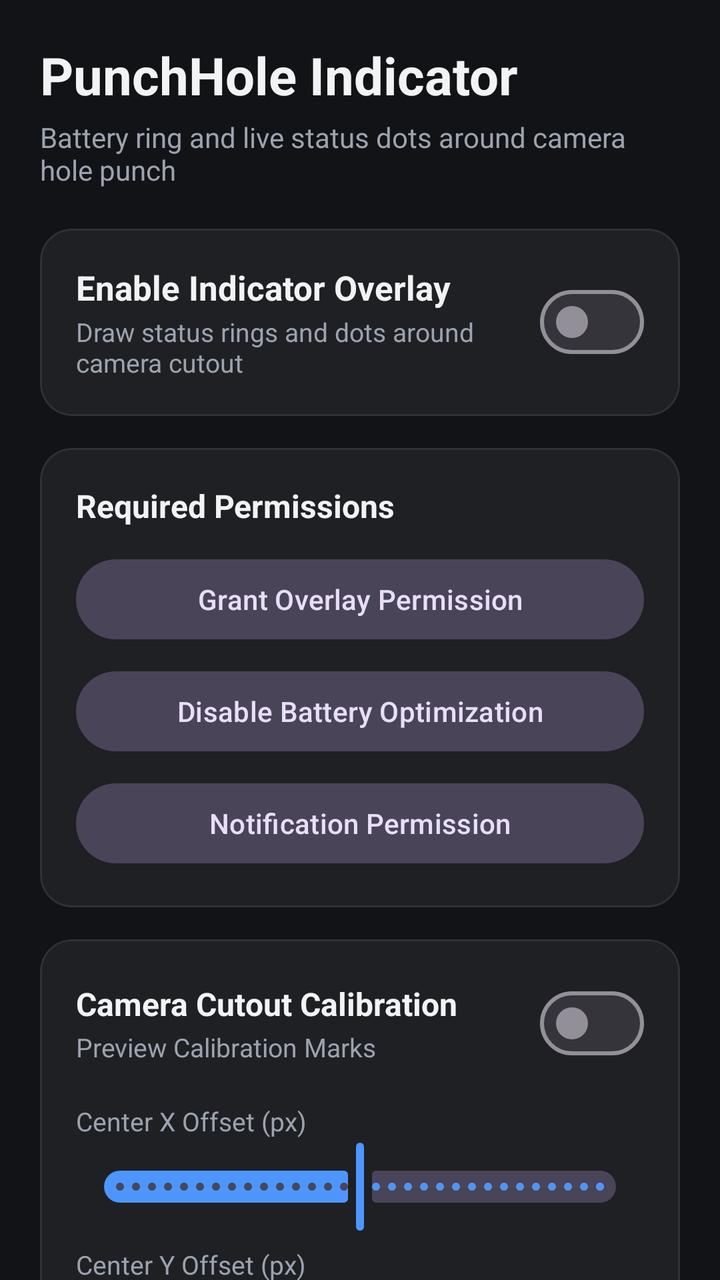
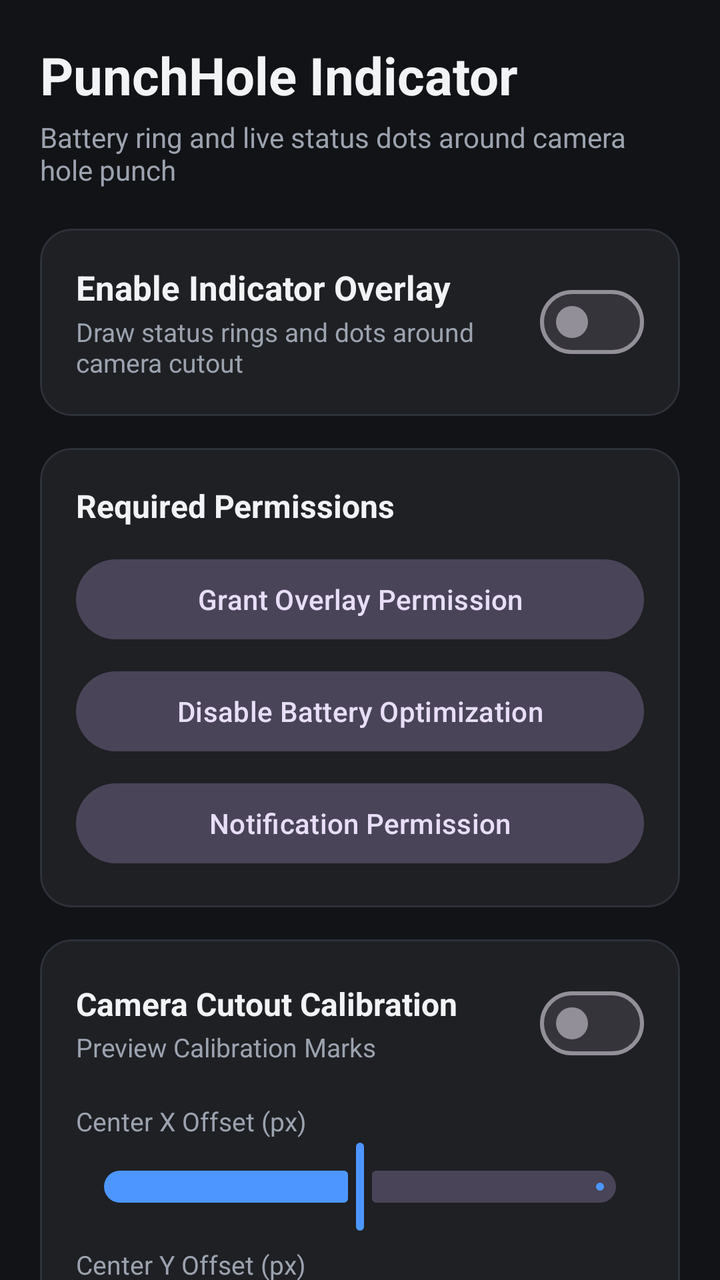

Screens rendered from an Android XML layout before and after an edit, with the pre-edit source and the edit as a unified diff.
<!-- AndroidManifest.xml: application theme Theme.HolePunchIndicator -->
<!-- res/layout/activity_main.xml -->
<?xml version="1.0" encoding="utf-8"?>
<androidx.core.widget.NestedScrollView xmlns:android="http://schemas.android.com/apk/res/android"
    xmlns:app="http://schemas.android.com/apk/res-auto"
    xmlns:tools="http://schemas.android.com/tools"
    android:layout_width="match_parent"
    android:layout_height="match_parent"
    android:background="@color/bg_dark"
    android:fillViewport="true">

    <LinearLayout
        android:layout_width="match_parent"
        android:layout_height="wrap_content"
        android:orientation="vertical"
        android:padding="20dp">

        
        <TextView
            android:layout_width="wrap_content"
            android:layout_height="wrap_content"
            android:text="@string/app_name"
            android:textColor="@color/text_primary"
            android:textSize="26sp"
            android:textStyle="bold" />

        <TextView
            android:layout_width="wrap_content"
            android:layout_height="wrap_content"
            android:layout_marginTop="4dp"
            android:text="Battery ring and live status dots around camera hole punch"
            android:textColor="@color/text_secondary"
            android:textSize="14sp" />

        
        <com.google.android.material.card.MaterialCardView
            android:layout_width="match_parent"
            android:layout_height="wrap_content"
            android:layout_marginTop="20dp"
            app:cardBackgroundColor="@color/card_dark"
            app:cardCornerRadius="16dp"
            app:cardElevation="0dp"
            app:strokeColor="@color/card_stroke"
            app:strokeWidth="1dp">

            <LinearLayout
                android:layout_width="match_parent"
                android:layout_height="wrap_content"
                android:gravity="center_vertical"
                android:orientation="horizontal"
                android:padding="18dp">

                <LinearLayout
                    android:layout_width="0dp"
                    android:layout_height="wrap_content"
                    android:layout_weight="1"
                    android:orientation="vertical">

                    <TextView
                        android:layout_width="wrap_content"
                        android:layout_height="wrap_content"
                        android:text="@string/enable_service"
                        android:textColor="@color/text_primary"
                        android:textSize="17sp"
                        android:textStyle="bold" />

                    <TextView
                        android:layout_width="wrap_content"
                        android:layout_height="wrap_content"
                        android:layout_marginTop="2dp"
                        android:text="@string/enable_service_desc"
                        android:textColor="@color/text_secondary"
                        android:textSize="13sp" />
                </LinearLayout>

                <com.google.android.material.materialswitch.MaterialSwitch
                    android:id="@+id/switchMaster"
                    android:layout_width="wrap_content"
                    android:layout_height="wrap_content" />
            </LinearLayout>
        </com.google.android.material.card.MaterialCardView>

        
        <com.google.android.material.card.MaterialCardView
            android:id="@+id/cardPermissions"
            android:layout_width="match_parent"
            android:layout_height="wrap_content"
            android:layout_marginTop="16dp"
            app:cardBackgroundColor="@color/card_dark"
            app:cardCornerRadius="16dp"
            app:cardElevation="0dp"
            app:strokeColor="@color/card_stroke"
            app:strokeWidth="1dp">

            <LinearLayout
                android:layout_width="match_parent"
                android:layout_height="wrap_content"
                android:orientation="vertical"
                android:padding="18dp">

                <TextView
                    android:layout_width="wrap_content"
                    android:layout_height="wrap_content"
                    android:text="@string/permissions_title"
                    android:textColor="@color/text_primary"
                    android:textSize="16sp"
                    android:textStyle="bold" />

                <com.google.android.material.button.MaterialButton
                    android:id="@+id/btnOverlayPermission"
                    style="@style/Widget.Material3.Button.TonalButton"
                    android:layout_width="match_parent"
                    android:layout_height="wrap_content"
                    android:layout_marginTop="12dp"
                    android:text="@string/overlay_perm_btn" />

                <com.google.android.material.button.MaterialButton
                    android:id="@+id/btnBatteryOpt"
                    style="@style/Widget.Material3.Button.TonalButton"
                    android:layout_width="match_parent"
                    android:layout_height="wrap_content"
                    android:layout_marginTop="8dp"
                    android:text="@string/battery_opt_btn" />

                <com.google.android.material.button.MaterialButton
                    android:id="@+id/btnNotificationPerm"
                    style="@style/Widget.Material3.Button.TonalButton"
                    android:layout_width="match_parent"
                    android:layout_height="wrap_content"
                    android:layout_marginTop="8dp"
                    android:text="@string/notification_perm_btn" />
            </LinearLayout>
        </com.google.android.material.card.MaterialCardView>

        
        <com.google.android.material.card.MaterialCardView
            android:layout_width="match_parent"
            android:layout_height="wrap_content"
            android:layout_marginTop="16dp"
            app:cardBackgroundColor="@color/card_dark"
            app:cardCornerRadius="16dp"
            app:cardElevation="0dp"
            app:strokeColor="@color/card_stroke"
            app:strokeWidth="1dp">

            <LinearLayout
                android:layout_width="match_parent"
                android:layout_height="wrap_content"
                android:orientation="vertical"
                android:padding="18dp">

                <LinearLayout
                    android:layout_width="match_parent"
                    android:layout_height="wrap_content"
                    android:gravity="center_vertical"
                    android:orientation="horizontal">

                    <LinearLayout
                        android:layout_width="0dp"
                        android:layout_height="wrap_content"
                        android:layout_weight="1"
                        android:orientation="vertical">

                        <TextView
                            android:layout_width="wrap_content"
                            android:layout_height="wrap_content"
                            android:text="@string/calibration_title"
                            android:textColor="@color/text_primary"
                            android:textSize="16sp"
                            android:textStyle="bold" />

                        <TextView
                            android:layout_width="wrap_content"
                            android:layout_height="wrap_content"
                            android:layout_marginTop="2dp"
                            android:text="@string/test_mode"
                            android:textColor="@color/text_secondary"
                            android:textSize="13sp" />
                    </LinearLayout>

                    <com.google.android.material.materialswitch.MaterialSwitch
                        android:id="@+id/switchTestMode"
                        android:layout_width="wrap_content"
                        android:layout_height="wrap_content" />
                </LinearLayout>

                
                <TextView
                    android:id="@+id/labelOffsetX"
                    android:layout_width="wrap_content"
                    android:layout_height="wrap_content"
                    android:layout_marginTop="16dp"
                    android:text="@string/pos_x"
                    android:textColor="@color/text_secondary"
                    android:textSize="13sp" />

                <com.google.android.material.slider.Slider
                    android:id="@+id/sliderOffsetX"
                    android:layout_width="match_parent"
                    android:layout_height="wrap_content"
                    android:valueFrom="-150.0"
                    android:valueTo="150.0"
                    android:stepSize="1.0"
                    android:value="0.0" />

                
                <TextView
                    android:id="@+id/labelOffsetY"
                    android:layout_width="wrap_content"
                    android:layout_height="wrap_content"
                    android:layout_marginTop="6dp"
                    android:text="@string/pos_y"
                    android:textColor="@color/text_secondary"
                    android:textSize="13sp" />

                <com.google.android.material.slider.Slider
                    android:id="@+id/sliderOffsetY"
                    android:layout_width="match_parent"
                    android:layout_height="wrap_content"
                    android:valueFrom="-150.0"
                    android:valueTo="150.0"
                    android:stepSize="1.0"
                    android:value="0.0" />

                
                <TextView
                    android:id="@+id/labelRadius"
                    android:layout_width="wrap_content"
                    android:layout_height="wrap_content"
                    android:layout_marginTop="6dp"
                    android:text="@string/cutout_radius"
                    android:textColor="@color/text_secondary"
                    android:textSize="13sp" />

                <com.google.android.material.slider.Slider
                    android:id="@+id/sliderRadius"
                    android:layout_width="match_parent"
                    android:layout_height="wrap_content"
                    android:valueFrom="10.0"
                    android:valueTo="35.0"
                    android:stepSize="0.5"
                    android:value="18.0" />

                
                <TextView
                    android:id="@+id/labelThickness"
                    android:layout_width="wrap_content"
                    android:layout_height="wrap_content"
                    android:layout_marginTop="6dp"
                    android:text="@string/ring_thickness"
                    android:textColor="@color/text_secondary"
                    android:textSize="13sp" />

                <com.google.android.material.slider.Slider
                    android:id="@+id/sliderThickness"
                    android:layout_width="match_parent"
                    android:layout_height="wrap_content"
                    android:valueFrom="1.5"
                    android:valueTo="10.0"
                    android:stepSize="0.5"
                    android:value="3.5" />

                
                <TextView
                    android:id="@+id/labelGap"
                    android:layout_width="wrap_content"
                    android:layout_height="wrap_content"
                    android:layout_marginTop="6dp"
                    android:text="@string/ring_gap"
                    android:textColor="@color/text_secondary"
                    android:textSize="13sp" />

                <com.google.android.material.slider.Slider
                    android:id="@+id/sliderGap"
                    android:layout_width="match_parent"
                    android:layout_height="wrap_content"
                    android:valueFrom="0.0"
                    android:valueTo="15.0"
                    android:stepSize="0.5"
                    android:value="3.0" />

                
                <TextView
                    android:id="@+id/labelDotDistance"
                    android:layout_width="wrap_content"
                    android:layout_height="wrap_content"
                    android:layout_marginTop="6dp"
                    android:text="@string/dot_distance"
                    android:textColor="@color/text_secondary"
                    android:textSize="13sp" />

                <com.google.android.material.slider.Slider
                    android:id="@+id/sliderDotDistance"
                    android:layout_width="match_parent"
                    android:layout_height="wrap_content"
                    android:valueFrom="15.0"
                    android:valueTo="50.0"
                    android:stepSize="0.5"
                    android:value="27.0" />

                
                <TextView
                    android:id="@+id/labelDotRadius"
                    android:layout_width="wrap_content"
                    android:layout_height="wrap_content"
                    android:layout_marginTop="6dp"
                    android:text="@string/dot_radius"
                    android:textColor="@color/text_secondary"
                    android:textSize="13sp" />

                <com.google.android.material.slider.Slider
                    android:id="@+id/sliderDotRadius"
                    android:layout_width="match_parent"
                    android:layout_height="wrap_content"
                    android:valueFrom="1.5"
                    android:valueTo="7.0"
                    android:stepSize="0.5"
                    android:value="3.5" />

                
                <com.google.android.material.button.MaterialButton
                    android:id="@+id/btnResetDefaults"
                    style="@style/Widget.Material3.Button.OutlinedButton"
                    android:layout_width="match_parent"
                    android:layout_height="wrap_content"
                    android:layout_marginTop="14dp"
                    android:text="@string/reset_defaults" />
            </LinearLayout>
        </com.google.android.material.card.MaterialCardView>

        <View
            android:layout_width="match_parent"
            android:layout_height="40dp" />

    </LinearLayout>
</androidx.core.widget.NestedScrollView>
<!-- resources referenced by this layout -->
<resources>
  <color name="bg_dark">#121316</color>
  <color name="card_dark">#1E2024</color>
  <color name="card_stroke">#2D3139</color>
  <color name="text_primary">#F1F3F5</color>
  <color name="text_secondary">#9CA3AF</color>
  <string name="app_name">PunchHole Indicator</string>
  <string name="battery_opt_btn">Disable Battery Optimization</string>
  <string name="calibration_title">Camera Cutout Calibration</string>
  <string name="cutout_radius">Camera Cutout Radius (dp)</string>
  <string name="dot_distance">Dot Distance (dp)</string>
  <string name="dot_radius">Status Dot Size (dp)</string>
  <string name="enable_service">Enable Indicator Overlay</string>
  <string name="enable_service_desc">Draw status rings and dots around camera cutout</string>
  <string name="notification_perm_btn">Notification Permission</string>
  <string name="overlay_perm_btn">Grant Overlay Permission</string>
  <string name="permissions_title">Required Permissions</string>
  <string name="pos_x">Center X Offset (px)</string>
  <string name="pos_y">Center Y Offset (px)</string>
  <string name="reset_defaults">Reset to Auto / Default</string>
  <string name="ring_gap">Gap from Camera (dp)</string>
  <string name="ring_thickness">Ring Thickness (dp)</string>
  <string name="test_mode">Preview Calibration Marks</string>
  <style name="Theme.HolePunchIndicator" parent="Theme.Material3.Dark.NoActionBar">
          <item name="android:statusBarColor">@color/bg_dark</item>
          <item name="android:navigationBarColor">@color/bg_dark</item>
          <item name="android:windowBackground">@color/bg_dark</item>
          <item name="colorPrimary">@color/primary_accent</item>
          <item name="colorSurface">@color/card_dark</item>
      </style>
  <color name="primary_accent">#4D96FF</color>
</resources>

<!-- the commit's change to res/layout/activity_main.xml (unified diff, before → after) -->
@@ -198,7 +198,6 @@
                     android:layout_height="wrap_content"
                     android:valueFrom="-150.0"
                     android:valueTo="150.0"
-                    android:stepSize="1.0"
                     android:value="0.0" />
 
                 
@@ -217,7 +216,6 @@
                     android:layout_height="wrap_content"
                     android:valueFrom="-150.0"
                     android:valueTo="150.0"
-                    android:stepSize="1.0"
                     android:value="0.0" />
 
                 
@@ -236,7 +234,6 @@
                     android:layout_height="wrap_content"
                     android:valueFrom="10.0"
                     android:valueTo="35.0"
-                    android:stepSize="0.5"
                     android:value="18.0" />
 
                 
@@ -255,7 +252,6 @@
                     android:layout_height="wrap_content"
                     android:valueFrom="1.5"
                     android:valueTo="10.0"
-                    android:stepSize="0.5"
                     android:value="3.5" />
 
                 
@@ -274,7 +270,6 @@
                     android:layout_height="wrap_content"
                     android:valueFrom="0.0"
                     android:valueTo="15.0"
-                    android:stepSize="0.5"
                     android:value="3.0" />
 
                 
@@ -293,7 +288,6 @@
                     android:layout_height="wrap_content"
                     android:valueFrom="15.0"
                     android:valueTo="50.0"
-                    android:stepSize="0.5"
                     android:value="27.0" />
 
                 
@@ -312,7 +306,6 @@
                     android:layout_height="wrap_content"
                     android:valueFrom="1.5"
                     android:valueTo="7.0"
-                    android:stepSize="0.5"
                     android:value="3.5" />
 
                 
